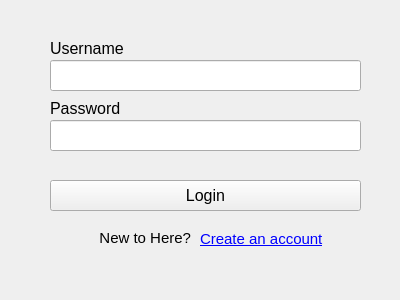
Qt form UI/login.ui (jack41402/Networking-Final) before a commit.
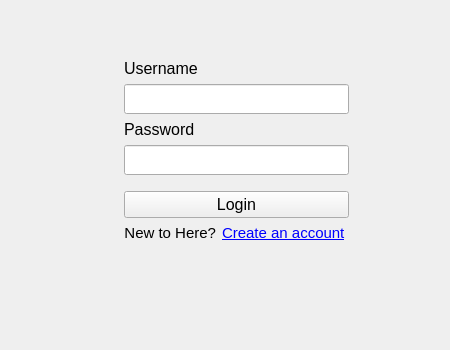
The same form after that commit.

Commit message: Update login and register

Patch:
```diff
--- a/UI/login.ui
+++ b/UI/login.ui
@@ -6,32 +6,47 @@
    <rect>
     <x>0</x>
     <y>0</y>
-    <width>400</width>
-    <height>300</height>
+    <width>450</width>
+    <height>350</height>
    </rect>
   </property>
   <property name="windowTitle">
    <string>Login</string>
   </property>
-  <widget class="QLineEdit" name="Username_lineEdit">
-   <property name="geometry">
-    <rect>
-     <x>50</x>
-     <y>60</y>
-     <width>311</width>
-     <height>31</height>
-    </rect>
-   </property>
-  </widget>
+  <layout class="QHBoxLayout" name="horizontalLayout" stretch="5,0,4">
+   <item>
+    <spacer name="horizontalSpacer">
+     <property name="orientation">
+      <enum>Qt::Horizontal</enum>
+     </property>
+     <property name="sizeHint" stdset="0">
+      <size>
+       <width>68</width>
+       <height>20</height>
+      </size>
+     </property>
+    </spacer>
+   </item>
+   <item>
+    <layout class="QVBoxLayout" name="verticalLayout" stretch="1,0,0,0,0,0,0,0,2">
+     <property name="spacing">
+      <number>6</number>
+     </property>
+     <item>
+      <spacer name="verticalSpacer">
+       <property name="orientation">
+        <enum>Qt::Vertical</enum>
+       </property>
+       <property name="sizeHint" stdset="0">
+        <size>
+         <width>20</width>
+         <height>40</height>
+        </size>
+       </property>
+      </spacer>
+     </item>
+     <item>
   <widget class="QLabel" name="Username_label">
-   <property name="geometry">
-    <rect>
-     <x>50</x>
-     <y>40</y>
-     <width>91</width>
-     <height>16</height>
-    </rect>
-   </property>
    <property name="font">
     <font>
      <family>Arial</family>
@@ -45,50 +60,61 @@
     <set>Qt::AlignLeading|Qt::AlignLeft|Qt::AlignVCenter</set>
    </property>
   </widget>
+     </item>
+     <item>
+      <widget class="QLineEdit" name="Username_lineEdit">
+       <property name="minimumSize">
+        <size>
+         <width>0</width>
+         <height>30</height>
+        </size>
+       </property>
+      </widget>
+     </item>
+     <item>
+      <widget class="QLabel" name="Password_label">
+       <property name="font">
+        <font>
+         <family>Arial</family>
+         <pointsize>12</pointsize>
+        </font>
+       </property>
+       <property name="text">
+        <string>Password</string>
+       </property>
+       <property name="alignment">
+        <set>Qt::AlignLeading|Qt::AlignLeft|Qt::AlignVCenter</set>
+       </property>
+      </widget>
+     </item>
+     <item>
   <widget class="QLineEdit" name="Password_lineEdit">
-   <property name="geometry">
-    <rect>
-     <x>50</x>
-     <y>120</y>
-     <width>311</width>
-     <height>31</height>
-    </rect>
+       <property name="minimumSize">
+        <size>
+         <width>0</width>
+         <height>30</height>
+        </size>
    </property>
    <property name="echoMode">
     <enum>QLineEdit::Password</enum>
    </property>
   </widget>
-  <widget class="QLabel" name="Password_label">
-   <property name="geometry">
-    <rect>
-     <x>50</x>
-     <y>100</y>
-     <width>91</width>
-     <height>16</height>
-    </rect>
-   </property>
-   <property name="font">
-    <font>
-     <family>Arial</family>
-     <pointsize>12</pointsize>
-    </font>
-   </property>
-   <property name="text">
-    <string>Password</string>
-   </property>
-   <property name="alignment">
-    <set>Qt::AlignLeading|Qt::AlignLeft|Qt::AlignVCenter</set>
-   </property>
-  </widget>
+     </item>
+     <item>
+      <spacer name="verticalSpacer_3">
+       <property name="orientation">
+        <enum>Qt::Vertical</enum>
+       </property>
+       <property name="sizeHint" stdset="0">
+        <size>
+         <width>20</width>
+         <height>10</height>
+        </size>
+       </property>
+      </spacer>
+     </item>
+     <item>
   <widget class="QPushButton" name="Login_button">
-   <property name="geometry">
-    <rect>
-     <x>50</x>
-     <y>180</y>
-     <width>311</width>
-     <height>31</height>
-    </rect>
-   </property>
    <property name="font">
     <font>
      <family>Arial</family>
@@ -99,15 +125,11 @@
     <string>Login</string>
    </property>
   </widget>
-  <widget class="QLabel" name="New_to_here_label">
-   <property name="geometry">
-    <rect>
-     <x>80</x>
-     <y>230</y>
-     <width>111</width>
-     <height>16</height>
-    </rect>
-   </property>
+     </item>
+     <item>
+      <layout class="QHBoxLayout" name="horizontalLayout_3">
+       <item>
+        <widget class="QLabel" name="New_to_here_label_3">
    <property name="font">
     <font>
      <family>Arial</family>
@@ -121,15 +143,9 @@
     <set>Qt::AlignRight|Qt::AlignTrailing|Qt::AlignVCenter</set>
    </property>
   </widget>
-  <widget class="QLabel" name="Register_label">
-   <property name="geometry">
-    <rect>
-     <x>200</x>
-     <y>230</y>
-     <width>141</width>
-     <height>16</height>
-    </rect>
-   </property>
+       </item>
+       <item>
+        <widget class="QLabel" name="Register_label_3">
    <property name="font">
     <font>
      <family>Arial</family>
@@ -144,6 +160,38 @@
     <set>Qt::AlignLeading|Qt::AlignLeft|Qt::AlignVCenter</set>
    </property>
   </widget>
+       </item>
+      </layout>
+     </item>
+     <item>
+      <spacer name="verticalSpacer_2">
+       <property name="orientation">
+        <enum>Qt::Vertical</enum>
+       </property>
+       <property name="sizeHint" stdset="0">
+        <size>
+         <width>20</width>
+         <height>40</height>
+        </size>
+       </property>
+      </spacer>
+     </item>
+    </layout>
+   </item>
+   <item>
+    <spacer name="horizontalSpacer_2">
+     <property name="orientation">
+      <enum>Qt::Horizontal</enum>
+     </property>
+     <property name="sizeHint" stdset="0">
+      <size>
+       <width>42</width>
+       <height>20</height>
+      </size>
+     </property>
+    </spacer>
+   </item>
+  </layout>
  </widget>
  <resources/>
  <connections/>
```
Lines whose indentation alone changed are shown as unchanged. The commit also changes 1 other file.
